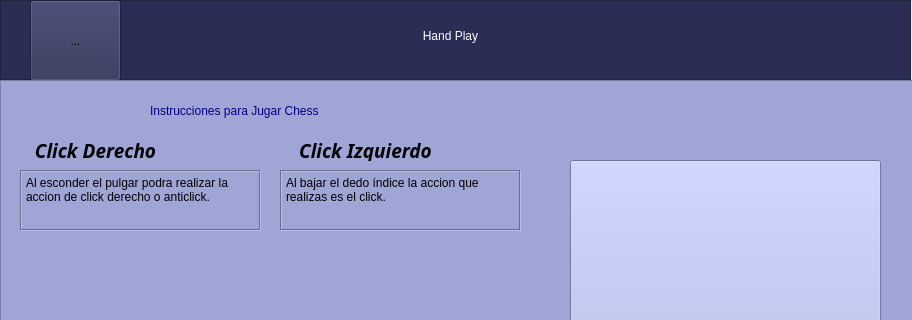
Rainherz/Hand-Play, file GUI/IChess.ui: the form before one commit; both pictures show x 0 to 912 and y 0 to 320 of the 912 by 718 pixel window.
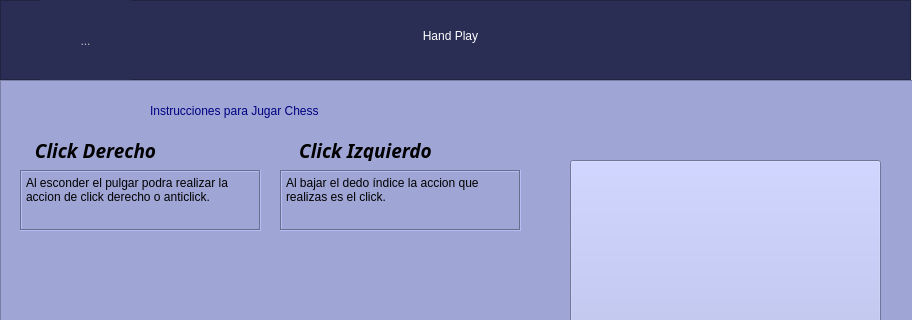
The form after the commit. Icons and pictures are not drawn.

What changed in the file:
```diff
--- a/GUI/IChess.ui
+++ b/GUI/IChess.ui
@@ -15,6 +15,9 @@
   </property>
   <widget class="QWidget" name="centralwidget">
    <widget class="QFrame" name="Titulo">
+    <property name="enabled">
+     <bool>true</bool>
+    </property>
     <property name="geometry">
      <rect>
       <x>0</x>
@@ -23,6 +26,9 @@
       <height>80</height>
      </rect>
     </property>
+    <property name="autoFillBackground">
+     <bool>false</bool>
+    </property>
     <property name="styleSheet">
      <string notr="true">background: rgb(43, 46, 84)
 </string>
@@ -55,11 +61,11 @@
     </widget>
     <widget class="QToolButton" name="toolButton">
      <property name="enabled">
-      <bool>true</bool>
+      <bool>false</bool>
      </property>
      <property name="geometry">
       <rect>
-       <x>30</x>
+       <x>40</x>
        <y>0</y>
        <width>91</width>
        <height>81</height>
@@ -87,6 +93,9 @@
        <height>160</height>
       </size>
      </property>
+     <property name="autoRaise">
+      <bool>true</bool>
+     </property>
     </widget>
    </widget>
    <widget class="QFrame" name="Videojuegos">
```
